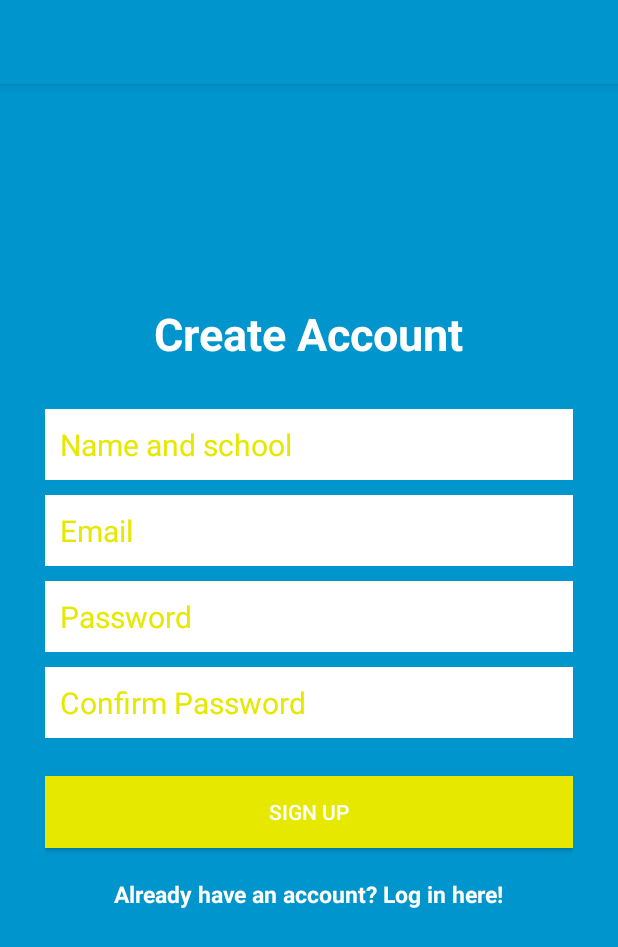
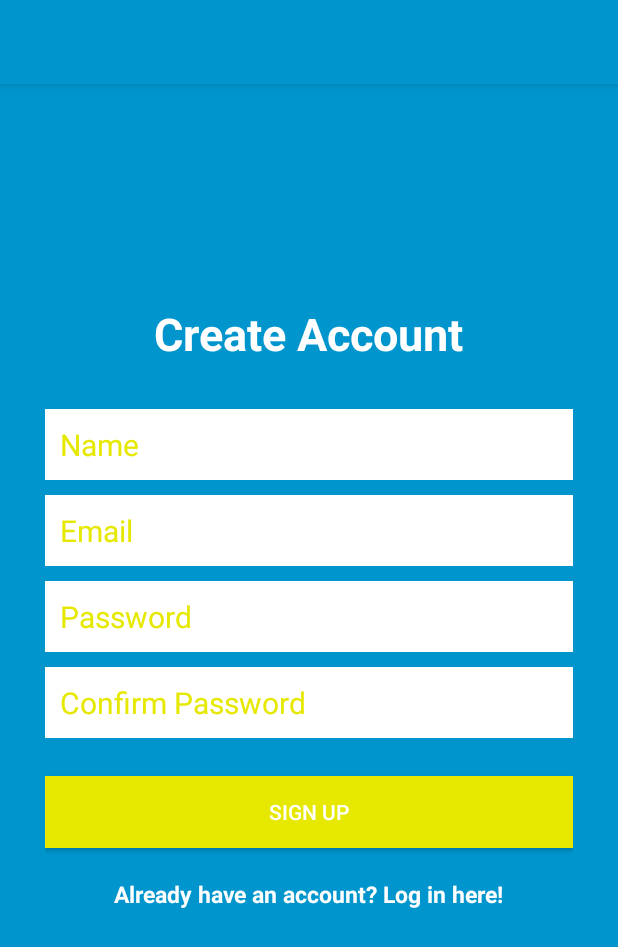
Before and after one commit to SamuelOkoth/Sanergy, an Android app: the CreateAccountActivity screen opened directly, with no data from a screen before it, on a phone screen of 412 x 824 dp. Shown: the top 947 px of the screen. Run offline under Robolectric (Android 15) with nearby library versions, the phone set to English and light mode, and no system bars; our stand-ins replace ButterKnife, Firebase (no records; nobody signed in at launch, a user with empty details on screens opened directly); 1 statement that could not run was skipped.

Commit message:
this commit resolves  an error in activty_create.xml

```diff
--- a/app/src/main/res/layout/activity_create_account.xml
+++ b/app/src/main/res/layout/activity_create_account.xml
@@ -19,7 +19,7 @@
             android:layout_width="match_parent"
             android:layout_height="wrap_content"
             android:background="@android:color/white"
-            android:hint="Name and school"
+            android:hint="Name"
             android:nextFocusDown="@+id/passwordEditText"
             android:padding="10dp"
             android:layout_marginBottom="10dp"
```
